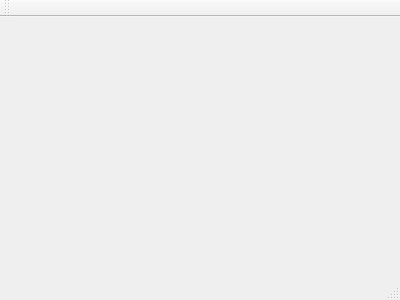
Above: MainWindow.ui from ar1m4n/AllwaysWin before the change. Below: the same form after it.
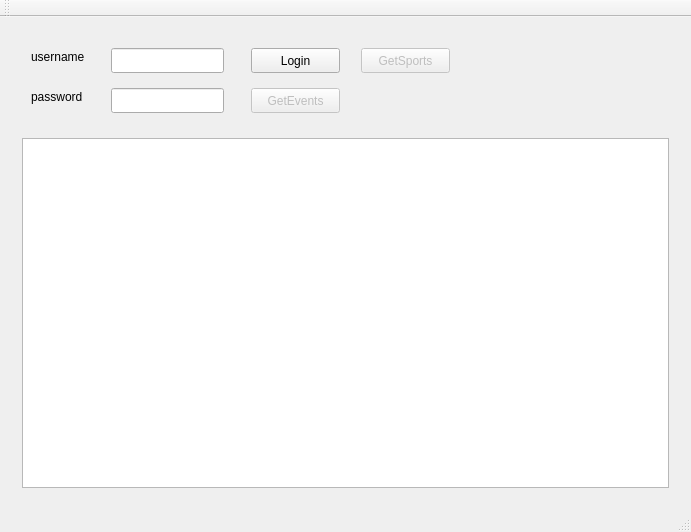
That is the form after the change.

Patch:
```diff
--- a/MainWindow.ui
+++ b/MainWindow.ui
@@ -1,24 +1,152 @@
 <ui version="4.0">
  <class>MainWindow</class>
- <widget class="QMainWindow" name="MainWindow" >
-  <property name="geometry" >
+ <widget class="QMainWindow" name="MainWindow">
+  <property name="geometry">
    <rect>
     <x>0</x>
     <y>0</y>
-    <width>400</width>
-    <height>300</height>
+    <width>691</width>
+    <height>532</height>
    </rect>
   </property>
   <property name="windowTitle" >
    <string>MainWindow</string>
   </property>
-  <widget class="QMenuBar" name="menuBar" />
-  <widget class="QToolBar" name="mainToolBar" />
-  <widget class="QWidget" name="centralWidget" />
-  <widget class="QStatusBar" name="statusBar" />
+  <widget class="QWidget" name="centralWidget">
+   <layout class="QVBoxLayout" name="verticalLayout" stretch="1,4">
+    <item>
+     <widget class="QWidget" name="widget" native="true">
+      <widget class="QPushButton" name="loginBtn">
+       <property name="geometry">
+        <rect>
+         <x>240</x>
+         <y>20</y>
+         <width>89</width>
+         <height>25</height>
+        </rect>
+       </property>
+       <property name="text">
+        <string>Login</string>
+       </property>
+      </widget>
+      <widget class="QLineEdit" name="usrEdit">
+       <property name="geometry">
+        <rect>
+         <x>100</x>
+         <y>20</y>
+         <width>113</width>
+         <height>25</height>
+        </rect>
+       </property>
+      </widget>
+      <widget class="QLineEdit" name="pwdEdit">
+       <property name="geometry">
+        <rect>
+         <x>100</x>
+         <y>60</y>
+         <width>113</width>
+         <height>25</height>
+        </rect>
+       </property>
+       <property name="inputMask">
+        <string/>
+       </property>
+       <property name="echoMode">
+        <enum>QLineEdit::Password</enum>
+       </property>
+      </widget>
+      <widget class="QLabel" name="label_2">
+       <property name="geometry">
+        <rect>
+         <x>20</x>
+         <y>60</y>
+         <width>67</width>
+         <height>17</height>
+        </rect>
+       </property>
+       <property name="text">
+        <string>password</string>
+       </property>
+      </widget>
+      <widget class="QLabel" name="label">
+       <property name="geometry">
+        <rect>
+         <x>20</x>
+         <y>20</y>
+         <width>67</width>
+         <height>17</height>
+        </rect>
+       </property>
+       <property name="text">
+        <string>username</string>
+       </property>
+      </widget>
+      <widget class="QPushButton" name="eventBtn">
+       <property name="enabled">
+        <bool>false</bool>
+       </property>
+       <property name="geometry">
+        <rect>
+         <x>240</x>
+         <y>60</y>
+         <width>89</width>
+         <height>25</height>
+        </rect>
+       </property>
+       <property name="text">
+        <string>GetEvents</string>
+       </property>
+      </widget>
+      <widget class="QPushButton" name="sportsBtn">
+       <property name="enabled">
+        <bool>false</bool>
+       </property>
+       <property name="geometry">
+        <rect>
+         <x>350</x>
+         <y>20</y>
+         <width>89</width>
+         <height>25</height>
+        </rect>
+       </property>
+       <property name="text">
+        <string>GetSports</string>
+       </property>
+      </widget>
+     </widget>
+    </item>
+    <item>
+     <widget class="QWidget" name="widget_2" native="true">
+      <layout class="QHBoxLayout" name="horizontalLayout">
+       <item>
+        <widget class="QTreeView" name="treeView"/>
+       </item>
+      </layout>
+     </widget>
+    </item>
+   </layout>
+  </widget>
+  <widget class="QMenuBar" name="menuBar">
+   <property name="geometry">
+    <rect>
+     <x>0</x>
+     <y>0</y>
+     <width>691</width>
+     <height>22</height>
+    </rect>
+   </property>
+  </widget>
+  <widget class="QToolBar" name="mainToolBar">
+   <attribute name="toolBarArea">
+    <enum>TopToolBarArea</enum>
+   </attribute>
+   <attribute name="toolBarBreak">
+    <bool>false</bool>
+   </attribute>
+  </widget>
+  <widget class="QStatusBar" name="statusBar"/>
  </widget>
- <layoutDefault spacing="6" margin="11" />
- <pixmapfunction></pixmapfunction>
+ <layoutdefault spacing="6" margin="11"/>
  <resources/>
  <connections/>
 </ui>
```
Left out of the diff: 3 changed lines with no effect on the pictures.
